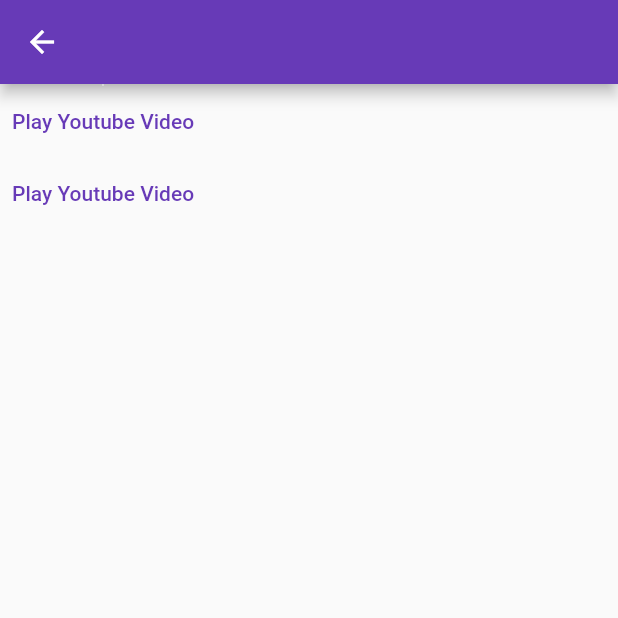
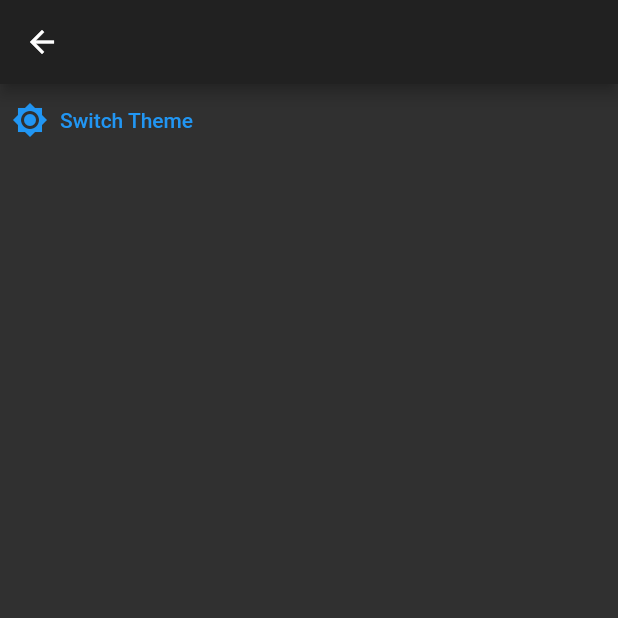
Before and after one commit to Micheltv10/music_player, a Flutter app: the screen it shows after launch, after a tap on the "more vert" icon, on a phone screen of 412 x 824 dp, the top half of it. Run offline on Flutter 3.47's test engine with Material 2 defaults, Android fonts, the phone set to English and light mode, and no system bars; drawn by our look-alikes of youtube_player_flutter; our stand-ins replace carousel_slider, flutter_slidable, marquee, permission_handler; missing offline and left inert: audiotagger, ocarina; network calls fail; grey boxes are pictures that could not be loaded.

Commit message:
Added themes

```diff
--- /dev/null
+++ b/lib/config.dart
@@ -0,0 +1,3 @@
+library config.globals;
+import 'theme.dart';
+MyTheme currentTheme = MyTheme();
--- a/lib/main.dart
+++ b/lib/main.dart
@@ -9,6 +9,7 @@ import 'package:music_player/playpausebutton.dart';
 import 'package:music_player/tagger.dart';
 import 'package:music_player/taize_song_provider.dart';
 import 'package:music_player/types.dart';
+import 'config.dart';
 import 'playerwidget.dart';
 
 typedef BoolConsumer = void Function(bool value);
@@ -17,17 +18,18 @@ void main() async {
   runApp(FutureBuilder<Iterable<SongData>>(
       future: taizeSongs,
       builder: (context, snapshot) {
-      return snapshot.hasData ? MyApp(
+        return snapshot.hasData
+            ? MyApp(
                 player: Player(),
-        songs: snapshot.data! ,
+                songs: snapshot.data!,
                 tagger: AudioTagger.instance,
-      ) : CircularProgressIndicator();
-    }
-  ));
+              )
+            : CircularProgressIndicator();
+      }));
 }
 
 // ignore: must_be_immutable
-class MyApp extends StatelessWidget {
+class MyApp extends StatefulWidget {
   Iterable<SongData> songs;
   final Player player;
   final AudioTagger tagger;
@@ -39,19 +41,35 @@ class MyApp extends StatelessWidget {
       : super(key: key);
 
   // This widget is the root of your application.
+
   @override
-  Widget build(BuildContext context) => MaterialApp(
+  State<MyApp> createState() => _MyAppState();
+}
+
+class _MyAppState extends State<MyApp> {
+  @override
+  initState() {
+    super.initState();
+    currentTheme.addListener(() {
+      setState(() {});
+    });
+  }
+  @override
+  Widget build(BuildContext context) {
+    return MaterialApp(
       title: 'Music Player',
-        theme: ThemeData(
-          primarySwatch: Colors.deepPurple,
-        ),
+      theme: ThemeData.light(),
+      darkTheme: ThemeData.dark(),
+      themeMode: currentTheme.currentTheme(),
+      debugShowCheckedModeBanner: false,
       home: MyHomePage(
         title: 'Home',
-          songs: songs,
-          player: player,
-          tagger: tagger,
+        songs: widget.songs,
+        player: widget.player,
+        tagger: widget.tagger,
       ),
     );
+  }
 }
 
 // ignore: must_be_immutable
@@ -91,6 +109,9 @@ class _MyHomePageState extends State<MyHomePage> {
   @override
   initState() {
     super.initState();
+    currentTheme.addListener(() {
+      setState(() {});
+    });
     nextSongTimer = NextSongTimer(
         currentSong: null,
         currentArtist: null,
@@ -156,7 +177,7 @@ class _MyHomePageState extends State<MyHomePage> {
               borderRadius: const BorderRadius.all(
                 Radius.circular(20),
               ),
-              color: Colors.deepPurple[300]),
+              color: currentTheme.currentTheme() == ThemeMode.dark ? Colors.black : Colors.grey[300],),
           child: GestureDetector(
             onTap: () {
               nextSongTimer?.stopTimer();
@@ -183,7 +204,8 @@ class _MyHomePageState extends State<MyHomePage> {
                         height: 50,
                         width: 50,
                         child: Container(
-                          child: Image.network(currentSong!.coverUri.toString()),
+                          child:
+                              Image.network(currentSong!.coverUri.toString()),
                           /*
                           child: FutureBuilder<Widget>(
                             future:
@@ -205,15 +227,23 @@ class _MyHomePageState extends State<MyHomePage> {
                       ),
                     ),
                     GestureDetector(
-                      onPanUpdate: (details) async{
+                      onPanUpdate: (details) async {
                         // Swiping in right direction.
                         if (details.delta.dx > 0) {}
 
                         // Swiping in left direction.
                         if (details.delta.dx < 0) {
-                          await NextSongTimer(currentSong: currentSong,currentArtist: currentArtist,player: player,songs: widget.songs,setState: setState,tagger: tagger,).skipSong();
+                          await NextSongTimer(
+                            currentSong: currentSong,
+                            currentArtist: currentArtist,
+                            player: player,
+                            songs: widget.songs,
+                            setState: setState,
+                            tagger: tagger,
+                          ).skipSong();
                           print('NextSongTimer.skipSong skipped Song');
-                          print("NextSongTimer currentsong = ${currentSong!.title}");
+                          print(
+                              "NextSongTimer currentsong = ${currentSong!.title}");
                         }
                       },
                       child: SizedBox(
@@ -260,13 +290,13 @@ class _MyHomePageState extends State<MyHomePage> {
                         const RoundSliderOverlayShape(overlayRadius: 8.0),
                   ),
                   child: FutureBuilder<Duration>(
-                      future:
-                          currentSong!.songDuration,
+                      future: currentSong!.songDuration,
                       // getSongDuration(currentSong!.songUri.toFilePath()),
                       builder: (context, snapshot) {
                         return PositionSliderWidget(
-                            maxPosition:
-                                snapshot.hasData ? snapshot.data!.inSeconds : 20,
+                            maxPosition: snapshot.hasData
+                                ? snapshot.data!.inSeconds
+                                : 20,
                             player: player);
                       }),
                 )
@@ -333,6 +363,7 @@ class _MyHomePageState extends State<MyHomePage> {
                         closeOnTap: false,
                         onTap: () async {
                           nextSongTimer?.addToQueue(widget.songs.elementAt(index));
+
                         },
                       )
                     ],
@@ -346,7 +377,10 @@ class _MyHomePageState extends State<MyHomePage> {
                         title: Text(widget.songs.elementAt(index).title),
                         leading: CircleAvatar(
                           child: Center(
-                            child: Image.network(widget.songs.elementAt(index).coverUri.toString()),
+                            child: Image.network(widget.songs
+                                .elementAt(index)
+                                .coverUri
+                                .toString()),
                             /*
                             FutureBuilder<Widget>(
                               future: getArtwork(widget.songs.elementAt(index).songUri.toFilePath()),
@@ -377,7 +411,8 @@ class _MyHomePageState extends State<MyHomePage> {
                             print('onTap: downloaded to ${file.absolute}');
                           }
                           */
-                          final duration = await widget.songs.elementAt(index).songDuration;
+                          final duration =
+                              await widget.songs.elementAt(index).songDuration;
                           await player.load(uri);
                           player.play();
                           nextSongTimer?.stopTimer();
@@ -436,7 +471,6 @@ class _MyHomePageState extends State<MyHomePage> {
     int output = map?['length'];
     return output.toDouble();
   }
-
 }
 
 class NextSongTimer {
--- a/lib/optionpage.dart
+++ b/lib/optionpage.dart
@@ -1,5 +1,7 @@
 import 'package:flutter/material.dart';
 import 'package:music_player/player.dart';
+
+import 'config.dart';
 
 
 
@@ -20,19 +22,11 @@ class _MainOptionMenuWidgetState extends State<MainOptionMenuWidget> {
         mainAxisAlignment: MainAxisAlignment.start,
         crossAxisAlignment: CrossAxisAlignment.center,
         children: [
-          widget.player.youtubeWidget,
-          TextButton(
-            onPressed: () async{
-              widget.player.load(Uri.parse('https://www.youtube.com/watch?v=aAkMkVFwAoo'));
-              widget.player.play();
-            },
-           child: const Text('Play Youtube Video'),),
-           TextButton(
-            onPressed: () async{
-              widget.player.load(Uri.parse('https://www.youtube.com/watch?v=aAkMkVFwAoo'));
-              widget.player.play();
-            },
-           child: const Text('Play Youtube Video'),),
+          Column(
+            children: [
+              TextButton.icon(onPressed: (){currentTheme.switchTheme();}, icon: const Icon(Icons.brightness_high), label: Text('Switch Theme'))
+            ],
+          )
         ],
       ),
     );
--- a/lib/playpausebutton.dart
+++ b/lib/playpausebutton.dart
@@ -1,4 +1,5 @@
 import 'package:flutter/material.dart';
+import 'package:music_player/config.dart';
 import 'package:music_player/main.dart';
 import 'package:music_player/player.dart';
 
@@ -37,6 +38,7 @@ class _PlayPauseButtonWidgetState extends State<PlayPauseButtonWidget> {
               playing = false;
             });
         },
+        color: currentTheme.currentTheme() == ThemeMode.dark ? Colors.white : Colors.black,
       );
     } else {
       return IconButton(
--- /dev/null
+++ b/lib/theme.dart
@@ -0,0 +1,11 @@
+import 'package:flutter/material.dart';
+class MyTheme with ChangeNotifier {
+  static bool _isDark = true;
+  ThemeMode currentTheme(){
+    return _isDark ? ThemeMode.dark : ThemeMode.light;
+  }
+  void switchTheme(){
+    _isDark = !_isDark;
+    notifyListeners();
+  }
+}
```
Also changed, not shown: lib/playerwidget.dart (+62 -30 lines). Lines whose indentation alone changed are shown as unchanged.
